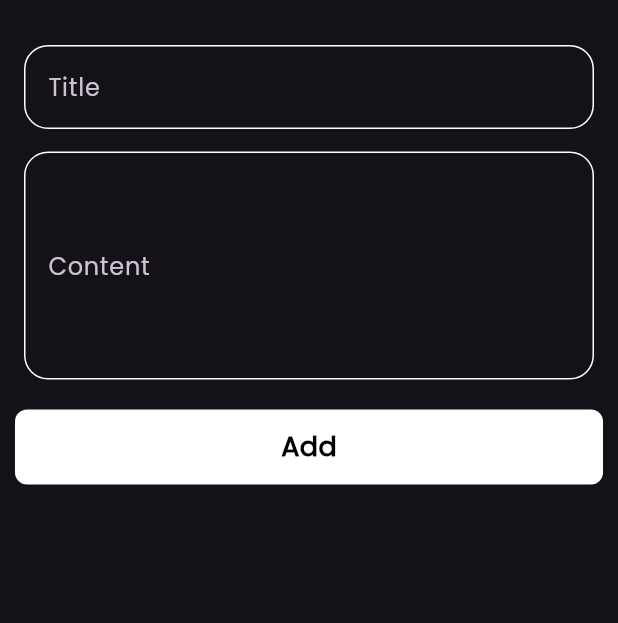
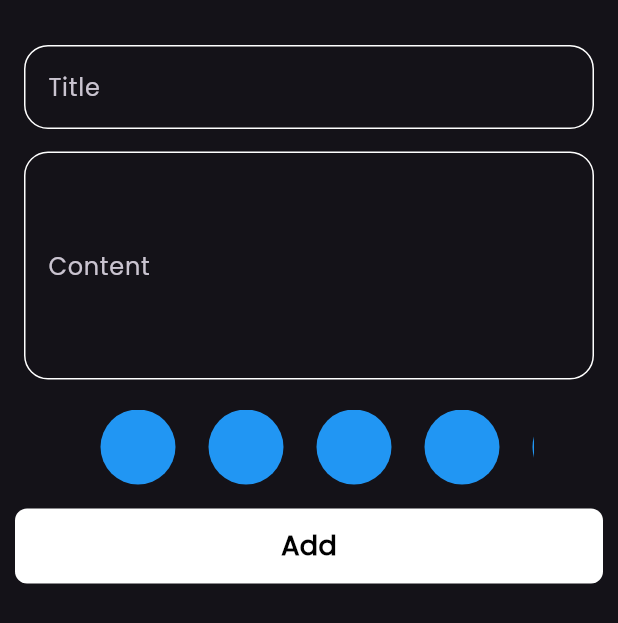
Before and after one commit to Tomas-Ashraf/notes_app, a Flutter app: the AddNoteForm widget shown alone on an empty page, opened directly, on a phone screen of 412 x 824 dp. Shown: the top 623 px of the screen. Run offline on Flutter 3.47's test engine with Material 3 defaults, Android fonts, the phone set to English and light mode, and no system bars; our stand-ins replace bloc, flutter_bloc, font_awesome_flutter, hexcolor, hive_flutter; accounts and stored records are empty.

Commit message:
create colors list view 1

```diff
--- a/lib/widgets/add_note_form.dart
+++ b/lib/widgets/add_note_form.dart
@@ -1,9 +1,13 @@
+// ignore_for_file: sized_box_for_whitespace
+
+import 'package:flutter/material.dart';
 import 'package:flutter/widgets.dart';
 import 'package:flutter_bloc/flutter_bloc.dart';
 import 'package:intl/intl.dart';
 import 'package:notes_app/cubits/add_note_cubit/add_note_cubit.dart';
 import 'package:notes_app/cubits/add_note_cubit/add_notes_states.dart';
 import 'package:notes_app/models/note_model.dart';
+import 'package:notes_app/widgets/colors_list_view.dart';
 import 'package:notes_app/widgets/custom_button.dart';
 import 'package:notes_app/widgets/custom_text_field.dart';
 
@@ -50,6 +54,10 @@ class _AddNoteFormState extends State<AddNoteForm> {
               minLines: 5,
             ),
           ),
+          Container(width: 300, height: 50, child: ColorsListView()),
+          SizedBox(
+            height: 16,
+          ),
           BlocBuilder<AddNoteCubit, AddNoteStates>(
             builder: (context, state) {
               return CustomButton(
@@ -66,7 +74,6 @@ class _AddNoteFormState extends State<AddNoteForm> {
                         color: 1);
 
                     BlocProvider.of<AddNoteCubit>(context).addNote(noteModel);
-
                   } else {
                     autovalidateMode = AutovalidateMode.always;
                     setState(() {});
--- /dev/null
+++ b/lib/widgets/colors_list_view.dart
@@ -0,0 +1,27 @@
+import 'package:flutter/material.dart';
+
+class ColorsListView extends StatelessWidget {
+  const ColorsListView({super.key});
+
+  @override
+  Widget build(BuildContext context) {
+    return ListView.builder(
+      itemCount: 10,
+      scrollDirection: Axis.horizontal,
+      itemBuilder: (context, index) {
+        return ColorItem();
+      },
+    );
+  }
+}
+class ColorItem extends StatelessWidget {
+  const ColorItem({super.key});
+
+  @override
+  Widget build(BuildContext context) {
+    return const CircleAvatar(
+      radius: 36,
+      backgroundColor: Colors.blue,
+    );
+  }
+}
```
